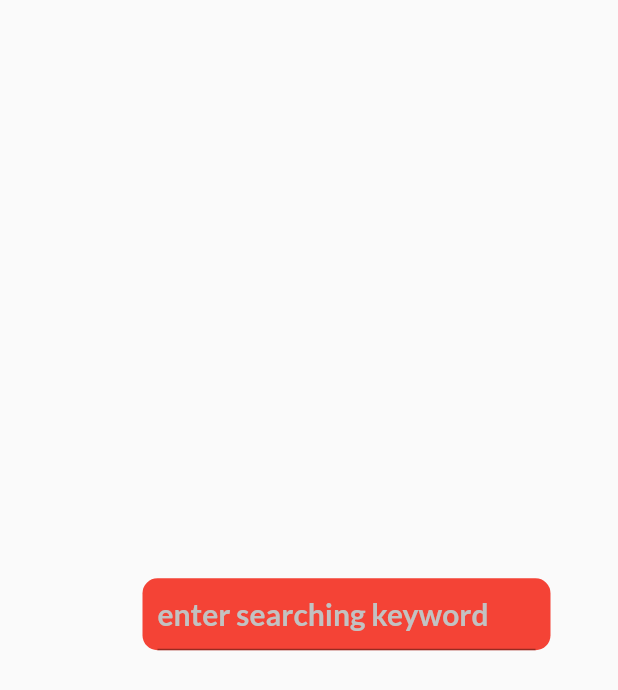
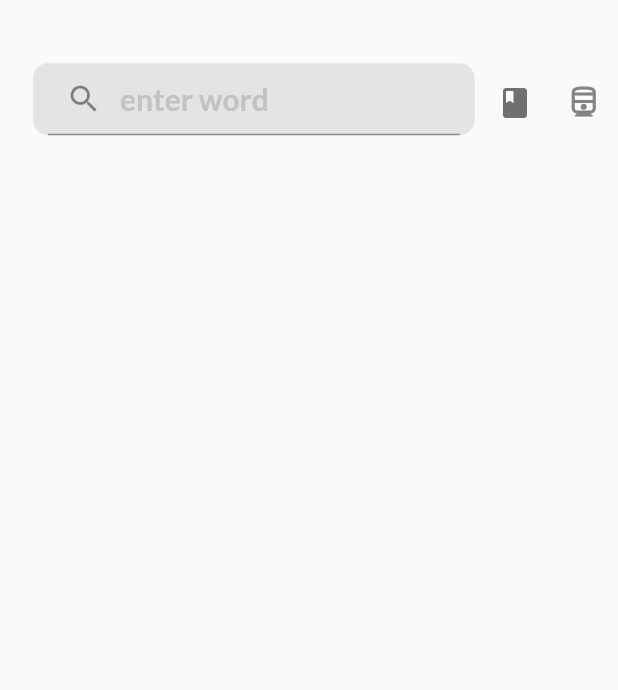
Before and after one commit to patrick-simon045/skiza-Mobile-App, a Flutter app: the Home screen opened directly, on a phone screen of 412 x 824 dp. Shown: the top 690 px of the screen. Run offline on Flutter 3.47's test engine with Material 2 defaults, Android fonts, the phone set to English and light mode, and no system bars; our stand-ins replace flutter_svg, google_fonts, shared_preferences; missing offline and left inert: geolocator_web, shared_preferences_web; accounts and stored records are empty.

Commit message:
feat:add custimize app bar

```diff
--- a/lib/core/components/home_app_bar_component.dart
+++ b/lib/core/components/home_app_bar_component.dart
@@ -1,31 +1,67 @@
 import 'package:flutter/material.dart';
 import 'package:skiza/core/components/search_component.dart';
+import 'package:skiza/core/utils/app_utils.dart';
 
 class HomeAppBarComponent extends StatelessWidget {
   final TextEditingController namecontroller = new TextEditingController();
+
+  void appDrawer(BuildContext context) {
+      Widget default_widget = GestureDetector(
+    child: Text("kija"),
+    onTap: () {
+      Navigator.pop(context,"Hello");
+    },
+  );
+
+    return AppUtil.showPopUpModal(context, default_widget, true);
+  }
+
+// AppUtil
   @override
   Widget build(BuildContext context) {
     double _width = MediaQuery.of(context).size.width;
     double _height = MediaQuery.of(context).size.height;
     return Column(
-      mainAxisAlignment: MainAxisAlignment.center,
+      mainAxisAlignment: MainAxisAlignment.start,
       children: [
-        Row(
+        Container(
+            height: _height / 6,
+            width: _width,
+            color: Colors.transparent,
+            child: Row(
               children: [
                 Expanded(
+                    flex: 7,
+                    child: Container(
+                      color: Colors.transparent,
                       child: SearchComponentContainerTextField(
                         namecontroller: namecontroller,
                       ),
-            ),
-
-             // Expanded(child: IconButton(icon: (Icon(Icons.book)),onPressed: (){},)),
-            //Expanded(child: IconButton(icon: (Icon(Icons.book)),onPressed: (){},)),
-
+                    )),
+                Expanded(
+                    flex: 1,
+                    child: Container(
+                      color: Colors.transparent,
+                      child: IconButton(
+                          icon: (Icon(
+                            Icons.book,
+                            color: Color(0xFF707070),
+                          )),
+                          onPressed: () {}),
+                    )),
+                Expanded(
+                    flex: 1,
+                    child: Container(
+                        color: Colors.transparent,
+                        child: IconButton(
+                          icon: (Icon(
+                            Icons.directions_railway_outlined,
+                            color: Color(0xFF838383),
+                          )),
+                          onPressed: () => appDrawer(context),
+                        )))
               ],
-        ),
-        Row(children: [
-
-        ],)
+            )),
       ],
     );
   }
--- a/lib/core/components/search_component.dart
+++ b/lib/core/components/search_component.dart
@@ -9,27 +9,29 @@ class SearchComponentContainerTextField extends StatelessWidget {
   Widget build(BuildContext context) {
     return Padding(
       padding: const EdgeInsets.only(
-        left: 95, right: 45, top: 10, bottom: 15
+        left: 22, right: 4, top: 1, bottom: 6
         ),
       child: Material(
         elevation: 0,
         child: Container(
-         width:MediaQuery.of(context).size.width/4 ,
+         width:MediaQuery.of(context).size.width/2 ,
           padding: EdgeInsets.symmetric(horizontal: 10),
           decoration: BoxDecoration(
-             color: Colors.red,
+             color: Color(0xFFE4E4E4),
             //color: Color(0xFFE4E4E4),
             borderRadius: BorderRadius.circular(10),
           ),
           child: TextFormField(
             controller: namecontroller,
             textAlign: TextAlign.start,
+
             decoration: InputDecoration(
+              prefixIcon: Icon(Icons.search_outlined),
                 hintStyle: TextStyle(
                     color: Color(0xFFC2C2C2),
                     fontSize: 20,
                     fontWeight: FontWeight.bold),
-                hintText: 'enter searching keyword'),
+                hintText: 'enter word'),
             validator: (value){
 
             },
```
Lines whose indentation alone changed are shown as unchanged.
